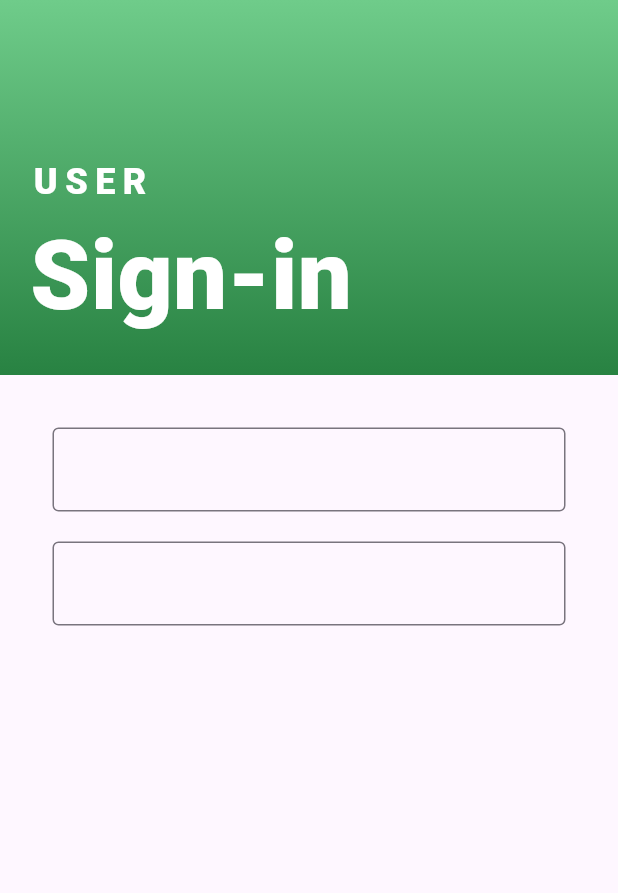
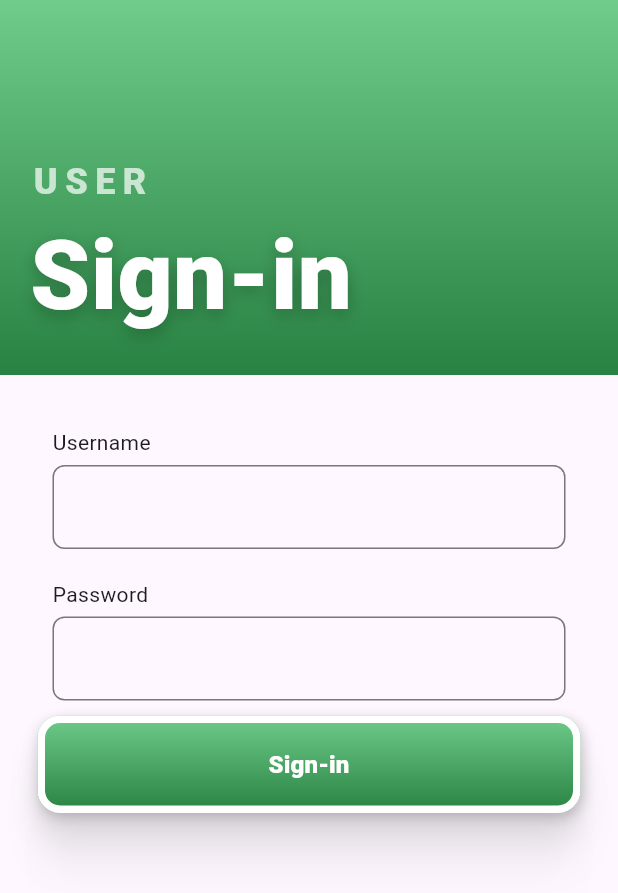
Before and after one commit to jtvallente/cmsc23-project-2024, a Flutter app: the screen it shows after launch, on a phone screen of 412 x 824 dp. Shown: the top 893 px of the screen. Run offline on Flutter 3.47's test engine with Material 3 defaults, Android fonts, the phone set to English and light mode, and no system bars; our stand-ins replace firebase_core; accounts and stored records are empty.

Commit message:
feat: Created PrimaryButton widget

```diff
--- a/elbi_donation_system/lib/components/FormBanner.dart
+++ b/elbi_donation_system/lib/components/FormBanner.dart
@@ -14,7 +14,7 @@ class FormBanner extends StatefulWidget implements PreferredSizeWidget {
   State<FormBanner> createState() => _FormBannerState();
 
   @override
-  Size get preferredSize => Size.fromHeight(kToolbarHeight);
+  Size get preferredSize => const Size.fromHeight(kToolbarHeight);
 }
 
 class _FormBannerState extends State<FormBanner> {
@@ -25,10 +25,10 @@ class _FormBannerState extends State<FormBanner> {
         SliverAppBar.large(
             stretch: false,
             expandedHeight: 250,
-            backgroundColor: Color(0xFF288242),
+            backgroundColor: const Color(0xFF288242),
             title: Text(
-                style:
-                    TextStyle(color: Colors.white, fontWeight: FontWeight.bold),
+                style: const TextStyle(
+                    color: Colors.white, fontWeight: FontWeight.bold),
                 "${widget.subtitle} ${widget.title}"),
             flexibleSpace: FlexibleSpaceBar(
               background: Container(
@@ -49,7 +49,7 @@ class _FormBannerState extends State<FormBanner> {
                             style: const TextStyle(
                                 fontSize: 24,
                                 fontWeight: FontWeight.w800,
-                                color: Colors.white,
+                                color: Color.fromARGB(180, 255, 255, 255),
                                 letterSpacing: 5),
                             widget.subtitle.toUpperCase())),
                     Flexible(
@@ -58,6 +58,12 @@ class _FormBannerState extends State<FormBanner> {
                               fontSize: 64,
                               fontWeight: FontWeight.w900,
                               color: Colors.white,
+                              shadows: [
+                                Shadow(
+                                    color: Color.fromRGBO(0, 0, 0, 0.25),
+                                    offset: Offset(0, 4),
+                                    blurRadius: 15)
+                              ],
                             ),
                             widget.title)),
                   ],
@@ -68,10 +74,5 @@ class _FormBannerState extends State<FormBanner> {
         SliverToBoxAdapter(child: widget.widget)
       ],
     );
-
-    // AppBar(
-
-    //     bottom: PreferredSize(
-    //         preferredSize: Size.fromHeight(200), child: SizedBox(height: 200)));
   }
 }
--- a/elbi_donation_system/lib/components/FormTextField.dart
+++ b/elbi_donation_system/lib/components/FormTextField.dart
@@ -26,6 +26,7 @@ class _FormTextFieldState extends State<FormTextField> {
   //called when object is initialized
   @override
   void initState() {
+    super.initState();
     widget.controller.addListener(() {
       setState(() {
         _textValue =
@@ -45,21 +46,28 @@ class _FormTextFieldState extends State<FormTextField> {
   Widget build(BuildContext context) {
     return Container(
         margin: const EdgeInsets.all(10),
-        child: TextFormField(
+        child: Column(
+          crossAxisAlignment: CrossAxisAlignment.start,
+          children: [
+          Text(widget.label),
+          SizedBox(height:5),
+          TextFormField(
             readOnly: widget.readOnly!,
             keyboardType: widget.inputType,
             obscureText: widget.isPassword,
-
             validator: (val) {
               if (val!.isEmpty) return "Please enter an input!";
 
               if (widget.isNum && num.tryParse(val) == null) {
                 return "Invalid input!";
               }
+              return null;
             },
             controller: widget.controller,
             decoration: InputDecoration(
-              border: const OutlineInputBorder()),
-        ));
+                border:
+                    OutlineInputBorder(borderRadius: BorderRadius.circular(8))),
+          ),
+        ]));
   }
 }
--- /dev/null
+++ b/elbi_donation_system/lib/components/PrimaryButton.dart
@@ -0,0 +1,93 @@
+import 'package:flutter/material.dart';
+
+class PrimaryButton extends StatefulWidget {
+  final Function() onTap;
+  final String label;
+  const PrimaryButton({required this.label, required this.onTap, super.key});
+
+  @override
+  State<PrimaryButton> createState() => _SlambookButtonState();
+}
+
+class _SlambookButtonState extends State<PrimaryButton> {
+  @override
+  Widget build(BuildContext context) {
+    return Container(
+        height: 65,
+        decoration: ShapeDecoration(
+          gradient: const LinearGradient(
+            begin: Alignment(0.00, -1.00),
+            end: Alignment(0, 1),
+            colors: [Color(0xFF6FCC8A), Color(0xFF288242)],
+          ),
+          shape: RoundedRectangleBorder(
+            side: const BorderSide(width: 5, color: Colors.white),
+            borderRadius: BorderRadius.circular(15),
+          ),
+          shadows: const [
+            BoxShadow(
+              color: Color(0x19000000),
+              blurRadius: 8,
+              offset: Offset(0, 4),
+              spreadRadius: 0,
+            ),
+            BoxShadow(
+              color: Color(0x16000000),
+              blurRadius: 15,
+              offset: Offset(0, 15),
+              spreadRadius: 0,
+            ),
+            BoxShadow(
+              color: Color(0x0C000000),
+              blurRadius: 20,
+              offset: Offset(0, 34),
+              spreadRadius: 0,
+            ),
+            BoxShadow(
+              color: Color(0x02000000),
+              blurRadius: 24,
+              offset: Offset(0, 60),
+              spreadRadius: 0,
+            ),
+            BoxShadow(
+              color: Color(0x00000000),
+              blurRadius: 26,
+              offset: Offset(0, 94),
+              spreadRadius: 0,
+            ),
+            BoxShadow(
+              color: Color(0x19000000),
+              blurRadius: 5,
+              offset: Offset(2, 2),
+              spreadRadius: 0,
+            )
+          ],
+        ),
+        child: ElevatedButton(
+          onPressed: widget.onTap,
+          style: ElevatedButton.styleFrom(
+            minimumSize:
+                const Size(double.infinity, 50), // Set minimum width and height
+
+            backgroundColor: Colors.transparent,
+            shadowColor: Colors.transparent,
+            shape:
+                RoundedRectangleBorder(borderRadius: BorderRadius.circular(15)),
+          ),
+          child: Text(
+            style: TextStyle(
+              color: Colors.white,
+              fontWeight: FontWeight.w800,
+              fontSize: 16,
+            ),
+            widget.label),
+        ));
+    // ElevatedButton(
+    //     style: ElevatedButton.styleFrom(
+    //       minimumSize:
+    //           Size(double.infinity, 50), // Set minimum width and height
+    //     ),
+    //     onPressed: widget.onTap,
+    //     child: Text(widget.label));
+  }
+}
--- a/elbi_donation_system/lib/pages/SignIn.dart
+++ b/elbi_donation_system/lib/pages/SignIn.dart
@@ -1,5 +1,6 @@
 import 'package:elbi_donation_system/components/FormBanner.dart';
 import 'package:elbi_donation_system/components/FormTextField.dart';
+import 'package:elbi_donation_system/components/PrimaryButton.dart';
 import 'package:flutter/material.dart';
 
 class SigninPage extends StatefulWidget {
@@ -20,8 +21,6 @@ class _SigninPageState extends State<SigninPage> {
       widget: SingleChildScrollView(
           child: Padding(
         padding: const EdgeInsets.all(25.0),
-            child: SizedBox(
-              height: 1500,
         child: Column(children: [
           FormTextField(
               isNum: false,
@@ -34,10 +33,10 @@ class _SigninPageState extends State<SigninPage> {
               isPassword: true,
               label: "Password",
               controller: _passwordController,
-                    inputType: TextInputType.text)
+              inputType: TextInputType.text),
+          PrimaryButton(label: "Sign-in", onTap: () {})
         ]),
-            ),
-          ))),
-    );
+      )),
+    ));
   }
 }
```
Lines whose indentation alone changed are shown as unchanged.
